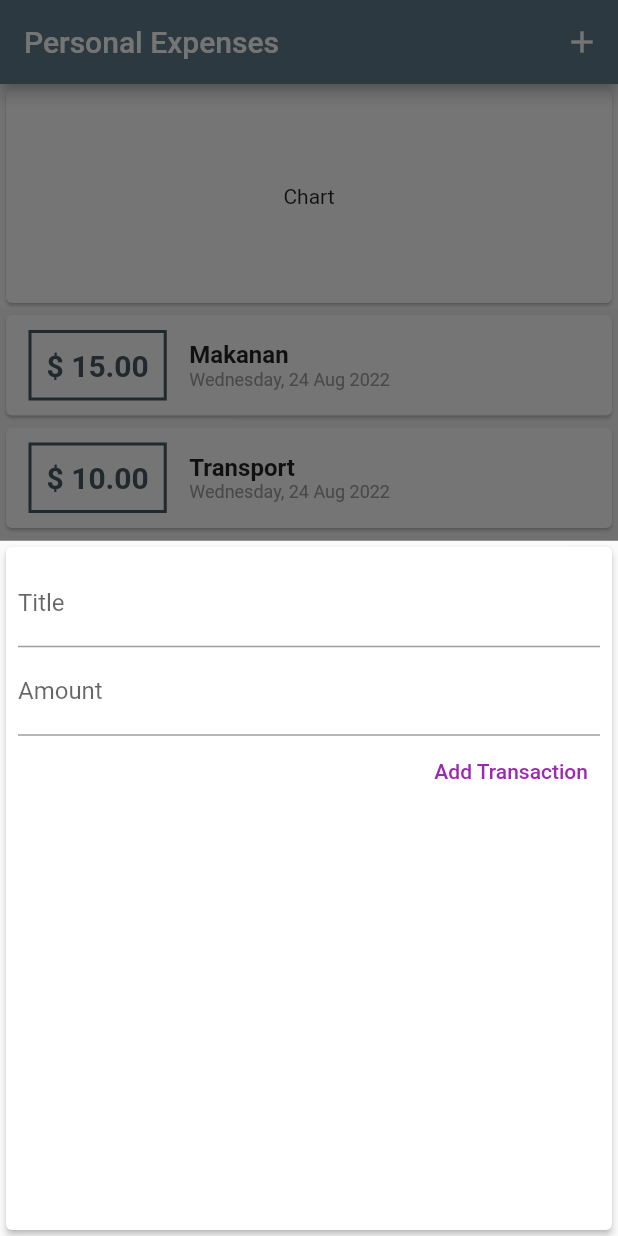
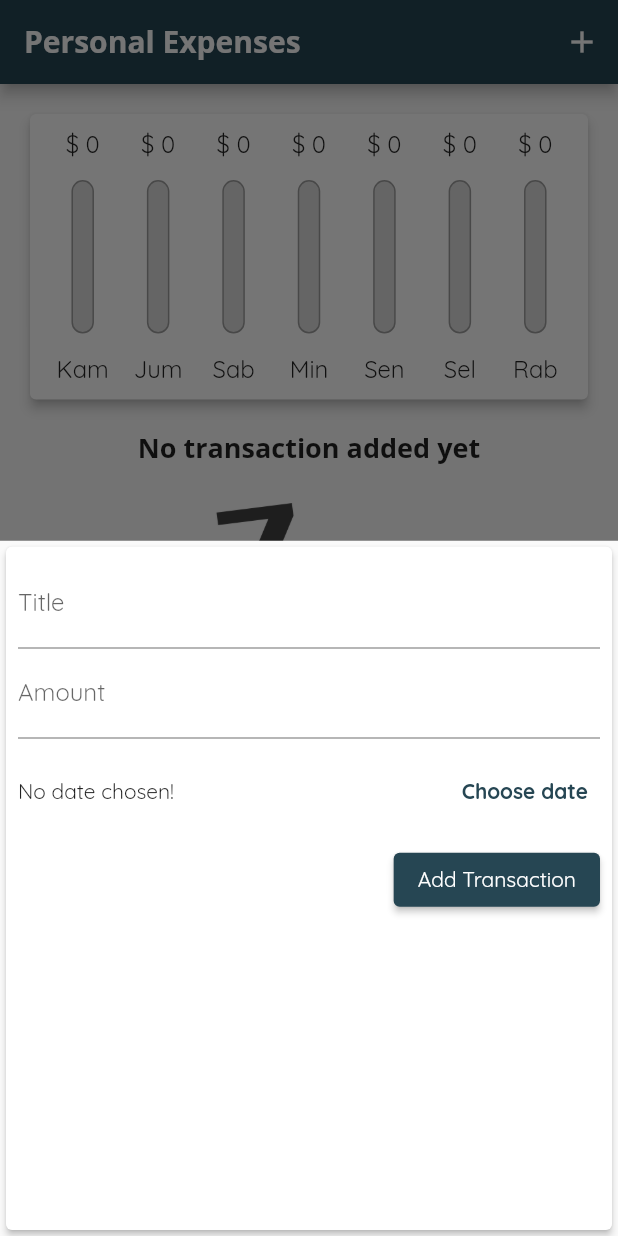
Before and after one commit to alvinraa/course2udemy_personalexpenses, a Flutter app: the screen it shows after launch, after a tap on the "add" icon, on a phone screen of 412 x 824 dp. Run offline on Flutter 3.47's test engine with Material 2 defaults, Android fonts, the phone set to English and light mode, and no system bars.

Commit message:
finish project

```diff
--- /dev/null
+++ b/lib/colors/palette.dart
@@ -0,0 +1,20 @@
+import 'package:flutter/material.dart';
+
+//ref : https://dev.to/rohanjsh/custom-swatch-for-material-app-theme-primaryswatch-3kic
+class Palette {
+  static const MaterialColor primaryColor = MaterialColor(
+    0xff264653, // 0% comes in here, this will be color picked if no shade is selected when defining a Color property which doesn’t require a swatch.
+    <int, Color>{
+      50: Color(0xff223f4b), //10%
+      100: Color(0xff1e3842), //20%
+      200: Color(0xff1b313a), //30%
+      300: Color(0xff172a32), //40%
+      400: Color(0xff13232a), //50%
+      500: Color(0xff13232a), //60%
+      600: Color(0xff0b1519), //70%
+      700: Color(0xff080e11), //80%
+      800: Color(0xff040708), //90%
+      900: Color(0xff000000), //100%
+    },
+  );
+}
--- a/lib/main.dart
+++ b/lib/main.dart
@@ -1,8 +1,12 @@
 import 'package:flutter/material.dart';
+import 'package:intl/intl.dart';
+import 'package:intl/date_symbol_data_local.dart';
 
 import './widgets/new_transaction.dart';
 import './widgets/transaction_list.dart';
 import './models/transaction.dart';
+import './widgets/chart.dart';
+import 'colors/palette.dart';
 
 void main() {
   runApp(const MyApp());
@@ -18,7 +22,26 @@ class MyApp extends StatelessWidget {
       debugShowCheckedModeBanner: false,
       title: 'Personal Expenses',
       theme: ThemeData(
-        primarySwatch: Colors.blueGrey,
+        fontFamily: 'Quicksand',
+        colorScheme: ColorScheme.fromSwatch().copyWith(
+            secondary: const Color(0xFFd4a373), primary: Palette.primaryColor),
+        //pakai costum warna.
+        primarySwatch: Palette.primaryColor,
+        textTheme: const TextTheme(
+          headline6: TextStyle(
+            fontFamily: 'OpenSans',
+            fontSize: 18,
+            fontWeight: FontWeight.bold,
+          ),
+          button: TextStyle(color: Colors.white),
+        ),
+        appBarTheme: const AppBarTheme(
+          titleTextStyle: TextStyle(
+            fontFamily: 'OpenSans',
+            fontSize: 20,
+            fontWeight: FontWeight.bold,
+          ),
+        ),
       ),
       home: MyHomePage(),
     );
@@ -33,49 +56,36 @@ class MyHomePage extends StatefulWidget {
 }
 
 class _MyHomePageState extends State<MyHomePage> {
-  final List<Transaction> _userTransaction = [
-    Transaction(
-      id: 't1',
-      title: 'Makanan',
-      amount: 15,
-      date: DateTime.now(),
+  // untuk mendapatkan date berdasarkan bahasa local
+  @override
+  void initState() {
+    super.initState();
+    initializeDateFormatting(); //very important
+  }
+
+  final List<Transaction> _userTransaction = [];
+
+  List<Transaction> get _recentTransaction {
+    return _userTransaction.where((element) {
+      return element.date.isAfter(
+        DateTime.now().subtract(
+          const Duration(days: 7),
         ),
-    Transaction(
-      id: 't2',
-      title: 'Transport',
-      amount: 10,
-      date: DateTime.now(),
-    ),
-    Transaction(
-      id: 't3',
-      title: 'Sewa Kos',
-      amount: 15,
-      date: DateTime.now(),
-    ),
-    Transaction(
-      id: 't4',
-      title: 'Kebutuhan Harian',
-      amount: 20,
-      date: DateTime.now(),
-    ),
-    Transaction(
-      id: 't5',
-      title: 'Hiburan',
-      amount: 25,
-      date: DateTime.now(),
-    ),
-  ];
+      );
+    }).toList();
+  }
 
   void _addNewTransaction(
     String newTransactionTittle,
     double newTransactionAmount,
+    DateTime chosenDate,
   ) {
     final newTransaction = Transaction(
       //id harus unique jadi kita ambil berdasarkan date
       id: DateTime.now().toString(),
       title: newTransactionTittle,
       amount: newTransactionAmount,
-      date: DateTime.now(),
+      date: chosenDate,
     );
 
     setState(() {
@@ -91,38 +101,59 @@ class _MyHomePageState extends State<MyHomePage> {
         });
   }
 
+  void _deleteTransaction(String id) {
+    setState(() {
+      _userTransaction.removeWhere((element) => element.id == id);
+    });
+  }
+
   @override
   Widget build(BuildContext context) {
-    return Scaffold(
-      appBar: AppBar(
-        title: const Text('Personal Expenses'),
+    //appbar dipisah agar mendapatkan height nya
+    final appBar = AppBar(
+      title: const Text(
+        'Personal Expenses',
+      ),
       actions: <Widget>[
         IconButton(
             onPressed: () => _startAddNewTransaction(context),
-              icon: Icon(
+            icon: const Icon(
               Icons.add,
             ))
       ],
-      ),
+    );
+
+    return Scaffold(
+      appBar: appBar,
       body: SingleChildScrollView(
         child: Column(
           // mainAxisAlignment: MainAxisAlignment.spaceAround,
           crossAxisAlignment: CrossAxisAlignment.stretch,
           children: <Widget>[
+            //diberikan container dan sizenya berdasarkan persentase layar.
+            //dan juga dikurangi dengan tinggi yang telah digunakan oleh
+            //appBar ( appbar.prefersize.height) dan juga statusbar ( mquery.padding.top).
             Container(
-              width: 150,
-              height: 150,
-              child: const Card(
-                child: Center(child: Text('Chart')),
+                height: (MediaQuery.of(context).size.height -
+                        appBar.preferredSize.height -
+                        MediaQuery.of(context).padding.top) *
+                    0.3,
+                child: Chart(recentTransactions: _recentTransaction)),
+            Container(
+              height: (MediaQuery.of(context).size.height -
+                      appBar.preferredSize.height -
+                      MediaQuery.of(context).padding.top) *
+                  0.7,
+              child: TransactionList(
+                  transactions: _userTransaction,
+                  deleteTransactions: _deleteTransaction),
             ),
-            ),
-            TransactionList(transactions: _userTransaction),
           ],
         ),
       ),
       floatingActionButton: FloatingActionButton(
         onPressed: () => _startAddNewTransaction(context),
-        child: Icon(Icons.add),
+        child: const Icon(Icons.add),
       ),
     );
   }
--- /dev/null
+++ b/lib/widgets/chart.dart
@@ -0,0 +1,86 @@
+import 'package:flutter/material.dart';
+import 'package:intl/intl.dart';
+
+import '../models/transaction.dart';
+import '../widgets/chart_bar.dart';
+
+class Chart extends StatelessWidget {
+  final List<Transaction> recentTransactions;
+
+  const Chart({
+    required this.recentTransactions,
+    Key? key,
+  }) : super(key: key);
+
+  List<Map<String, Object>> get groupTransactionValues {
+    return List.generate(7, (index) {
+      //weekday = hari ini, kemudian duration nya diambil berdasarkan hari, dan harinya dimulai berdasarkan nilai index nya.
+      final weekDay = DateTime.now().subtract(
+        Duration(days: index),
+      );
+
+      double totalAmount = 0;
+
+      //perulangan lama.
+      for (int i = 0; i < recentTransactions.length; i++) {
+        //kondisi untuk menyamakan hari, bulan, dan tahun
+        if (recentTransactions[i].date.day == weekDay.day &&
+            recentTransactions[i].date.month == weekDay.month &&
+            recentTransactions[i].date.year == weekDay.year) {
+          totalAmount += recentTransactions[i].amount;
+        }
+      }
+
+      //jenis perulangan baru
+      // for (var recentTrasaction in recentTransactions) {
+      //   //kondisi untuk menyamakan hari, bulan, dan tahun
+      //   if (recentTransactions[index].date.day == weekDay.day &&
+      //       recentTransactions[index].date.month == weekDay.month &&
+      //       recentTransactions[index].date.year == weekDay.year) {
+      //     totalAmount += recentTransactions[index].amount;
+      //   } else {}
+      // }
+
+      //DateFormat.E mengambil hari, dimana hari nya itu didapat dari variable weekDay
+      return {
+        'day': DateFormat.E('id').format(weekDay),
+        'amount': totalAmount,
+      };
+      //reverse.toList berguna untuk memutar urutan list
+    }).reversed.toList();
+  }
+
+  double get totalSpending {
+    //fold merubah list menjadi jenis object lainnya
+    return groupTransactionValues.fold(0.0, (previousValue, element) {
+      return previousValue + (element['amount'] as double);
+    });
+  }
+
+  @override
+  Widget build(BuildContext context) {
+    // print(groupTransactionValues);
+    return Card(
+      elevation: 3,
+      margin: const EdgeInsets.all(20),
+      child: Padding(
+        padding: const EdgeInsets.all(10),
+        child: Row(
+            mainAxisAlignment: MainAxisAlignment.spaceAround,
+            children: groupTransactionValues.map((data) {
+              //Flexible hampir mirip dengan Expaned. flexingle berguna untuk positioning contennya
+              return Flexible(
+                fit: FlexFit.tight,
+                child: ChartBar(
+                  label: data['day'] as String,
+                  spendingAmount: data['amount'] as double,
+                  spendingPercentOfTotal: totalSpending == 0.0
+                      ? 0.0
+                      : (data['amount'] as double) / totalSpending,
+                ),
+              );
+            }).toList()),
+      ),
+    );
+  }
+}
--- /dev/null
+++ b/lib/widgets/chart_bar.dart
@@ -0,0 +1,70 @@
+import 'package:flutter/material.dart';
+
+class ChartBar extends StatelessWidget {
+  final String label;
+  final double spendingAmount;
+  final double spendingPercentOfTotal;
+
+  const ChartBar({
+    required this.label,
+    required this.spendingAmount,
+    required this.spendingPercentOfTotal,
+    Key? key,
+  }) : super(key: key);
+
+  @override
+  Widget build(BuildContext context) {
+    //LayoutBuilder untuk mengambil height/width suatu widget parent,
+    //digunakan dengan cocnstraints.
+    return LayoutBuilder(
+      builder: (context, constraints) {
+        return Column(
+          children: <Widget>[
+            //FittedBox, membuat childnya tidak melebar kemana-mana.
+            Container(
+              height: constraints.maxHeight * 0.12,
+              child: FittedBox(
+                child: Text('\$ ${spendingAmount.toStringAsFixed(0)}'),
+              ),
+            ),
+            SizedBox(height: constraints.maxHeight * 0.08),
+            Container(
+              height: constraints.maxHeight * 0.6,
+              width: 15,
+              child: Stack(
+                alignment: Alignment.bottomCenter,
+                children: [
+                  Container(
+                    decoration: BoxDecoration(
+                      border: Border.all(color: Colors.grey, width: 1),
+                      color: const Color.fromRGBO(220, 220, 220, 1),
+                      borderRadius: BorderRadius.circular(10),
+                    ),
+                  ),
+                  //fractionallysizedbox mengambil tinggi dan width dari parentnya, kemudian bisa diberikan persen
+                  FractionallySizedBox(
+                    heightFactor: spendingPercentOfTotal,
+                    child: Container(
+                      decoration: BoxDecoration(
+                        color: Theme.of(context).primaryColor,
+                        borderRadius: BorderRadius.circular(10),
+                      ),
+                    ),
+                  ),
+                ],
+              ),
+            ),
+            SizedBox(height: constraints.maxHeight * 0.08),
+            Container(
+              height: constraints.maxHeight * 0.12,
+              child: FittedBox(
+                child: Text(label),
+              ),
+            ),
+          ],
+        );
+      },
+    );
+    ;
+  }
+}
--- a/lib/widgets/new_transaction.dart
+++ b/lib/widgets/new_transaction.dart
@@ -1,4 +1,5 @@
 import 'package:flutter/material.dart';
+import 'package:intl/intl.dart';
 
 class NewTransaction extends StatefulWidget {
   final Function addTransaction;
@@ -13,25 +14,43 @@ class NewTransaction extends StatefulWidget {
 }
 
 class _NewTransactionState extends State<NewTransaction> {
-  final titleController = TextEditingController();
+  final _titleController = TextEditingController();
+  final _amountController = TextEditingController();
+  DateTime? _selectedDate;
 
-  final amountController = TextEditingController();
-
-  void submitData() {
-    final enteredTitle = titleController.text;
-    final enteredAmount = double.parse(amountController.text);
+  void _submitData() {
+    final enteredTitle = _titleController.text;
+    final enteredAmount = double.parse(_amountController.text);
 
     //apabila kosongg tidak akan melakukan tindakan apapun
-    if (enteredTitle.isEmpty || enteredAmount <= 0) {
+    if (enteredTitle.isEmpty || enteredAmount <= 0 || _selectedDate == null) {
       return;
     }
 
     widget.addTransaction(
       enteredTitle,
       enteredAmount,
+      _selectedDate,
     );
 
     Navigator.of(context).pop();
+  }
+
+  void _datePicker() {
+    showDatePicker(
+            context: context,
+            initialDate: DateTime.now(),
+            firstDate: DateTime(1950),
+            lastDate: DateTime(2050))
+        .then((value) {
+      if (value == null) {
+        return;
+      }
+      setState(() {
+        _selectedDate = value;
+      });
+      print(value);
+    });
   }
 
   @override
@@ -44,26 +63,53 @@ class _NewTransactionState extends State<NewTransaction> {
           crossAxisAlignment: CrossAxisAlignment.end,
           children: <Widget>[
             TextField(
-              decoration: InputDecoration(labelText: 'Title'),
+              decoration: const InputDecoration(labelText: 'Title'),
               // onChanged: (value) {
               //   titleInput = value;
               // },
               // daripada menggunakan onchange, lebih baik menggunakan controller.
               //controller menyimpan user input
-              controller: titleController,
+              controller: _titleController,
+              textInputAction: TextInputAction.next,
             ),
             TextField(
-              decoration: InputDecoration(labelText: 'Amount'),
-              controller: amountController,
+              decoration: const InputDecoration(labelText: 'Amount'),
+              controller: _amountController,
               keyboardType: TextInputType.number,
               //(_) annonymous function yang tidak mengambil output dari submit
-              onSubmitted: (_) => submitData(),
+              // onSubmitted: (_) => _submitData(),
+
+              textInputAction: TextInputAction.next,
             ),
-            TextButton(
-              onPressed: submitData,
+            Container(
+              height: 70,
+              child: Row(
+                children: <Widget>[
+                  Expanded(
+                    child: Text(
+                      _selectedDate == null
+                          ? 'No date chosen!'
+                          : 'Picked date : ${DateFormat('EEEE, d MMM y', 'id').format(_selectedDate!)}',
+                    ),
+                  ),
+                  const SizedBox(width: 10),
+                  TextButton(
+                      onPressed: _datePicker,
+                      child: Text(
+                        'Choose date',
+                        style: TextStyle(
+                          color: Theme.of(context).primaryColor,
+                          fontWeight: FontWeight.bold,
+                        ),
+                      ))
+                ],
+              ),
+            ),
+            ElevatedButton(
+              onPressed: _submitData,
               child: Text(
                 'Add Transaction',
-                style: TextStyle(color: Colors.purple),
+                style: Theme.of(context).textTheme.button,
               ),
             )
           ],
--- a/lib/widgets/transaction_list.dart
+++ b/lib/widgets/transaction_list.dart
@@ -5,63 +5,68 @@ import '../models/transaction.dart';
 
 class TransactionList extends StatelessWidget {
   final List<Transaction> transactions;
+  final Function deleteTransactions;
 
   TransactionList({
     required this.transactions,
+    required this.deleteTransactions,
     Key? key,
   }) : super(key: key);
 
   @override
   Widget build(BuildContext context) {
-    return Container(
-      height: 350,
-      color: Colors.grey[100],
-      //Listview sama dengan row/column, namun bisa langsung di scroll, dan bisa diberikan scrollDirection
-      child: ListView.builder(
+    return transactions.isEmpty
+        ? Column(
+            mainAxisAlignment: MainAxisAlignment.start,
+            children: <Widget>[
+              Text('No transaction added yet',
+                  style: Theme.of(context).textTheme.headline6),
+              SizedBox(height: 24),
+              Container(
+                height: 300,
+                child: Image.asset(
+                  'assets/images/empty.png',
+                  fit: BoxFit.cover,
+                ),
+              ),
+            ],
+          )
+        : ListView.builder(
             scrollDirection: Axis.vertical,
             itemCount: transactions.length,
             itemBuilder: (BuildContext context, int index) {
               return Card(
-            child: Row(
-              children: <Widget>[
-                Container(
                 margin: const EdgeInsets.symmetric(
-                    horizontal: 15,
-                    vertical: 10,
+                  vertical: 8,
+                  horizontal: 10,
                 ),
-                  padding: const EdgeInsets.all(10),
-                  decoration: BoxDecoration(
-                      border: Border.all(
-                          color: Theme.of(context).primaryColorDark, width: 2)),
-                  child: Text(
-                    '\$ ${transactions[index].amount.toStringAsFixed(2)}',
-                    style: TextStyle(
-                      fontWeight: FontWeight.bold,
-                      fontSize: 20,
-                      color: Theme.of(context).primaryColorDark,
+                elevation: 2,
+                child: ListTile(
+                  leading: CircleAvatar(
+                    radius: 30,
+                    child: Padding(
+                      padding: const EdgeInsets.all(8.0),
+                      child: FittedBox(
+                          child: Text('\$ ${transactions[index].amount}')),
                     ),
                   ),
+                  title: Text(
+                    transactions[index].title,
+                    style: Theme.of(context).textTheme.headline6,
                   ),
-                Column(
-                  crossAxisAlignment: CrossAxisAlignment.start,
-                  children: <Widget>[
-                    Text(
-                      transactions[index].title,
-                      style: const TextStyle(
-                          fontSize: 16, fontWeight: FontWeight.bold),
-                    ),
-                    Text(
-                      DateFormat('EEEE, d MMM y')
+                  subtitle: Text(
+                    DateFormat('EEEE, d MMM y', 'id')
                         .format(transactions[index].date),
                     style: const TextStyle(fontSize: 12, color: Colors.grey),
                   ),
-                  ],
-                )
-              ],
+                  trailing: IconButton(
+                    onPressed: () => deleteTransactions(transactions[index].id),
+                    icon: const Icon(Icons.delete),
+                    color: Theme.of(context).errorColor,
+                  ),
                 ),
               );
             },
-      ),
           );
   }
 }
```
Also changed, not shown: pubspec.yaml (+13 -8 lines), assets/images/empty.png (added). Lines whose indentation alone changed are shown as unchanged.
